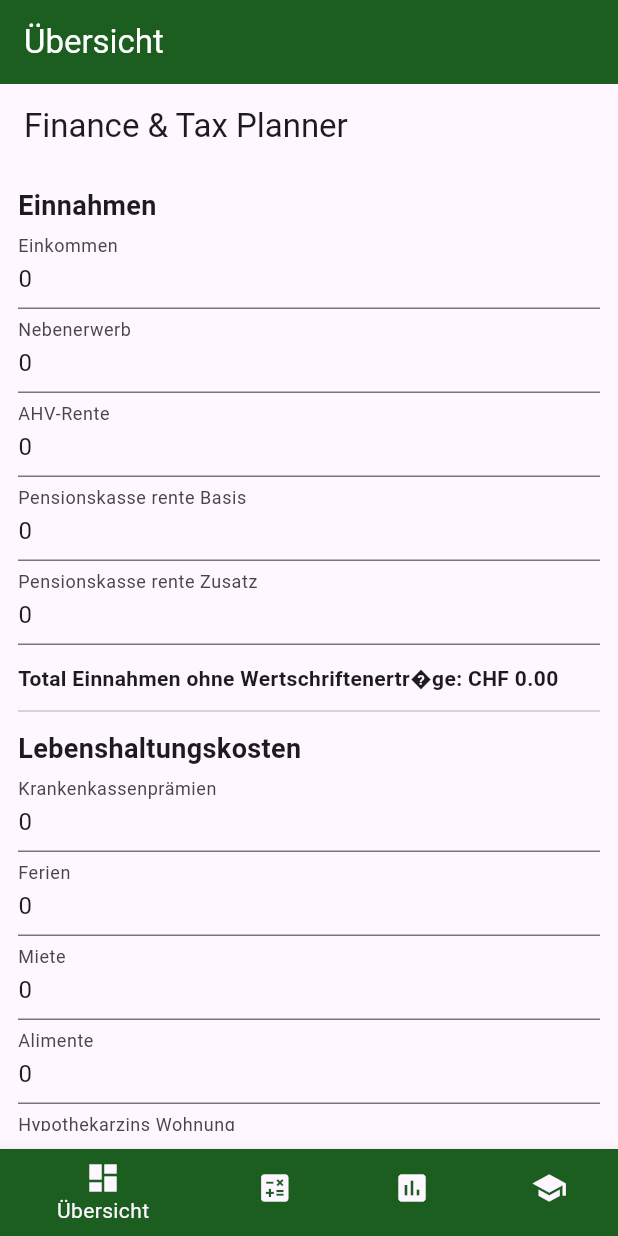
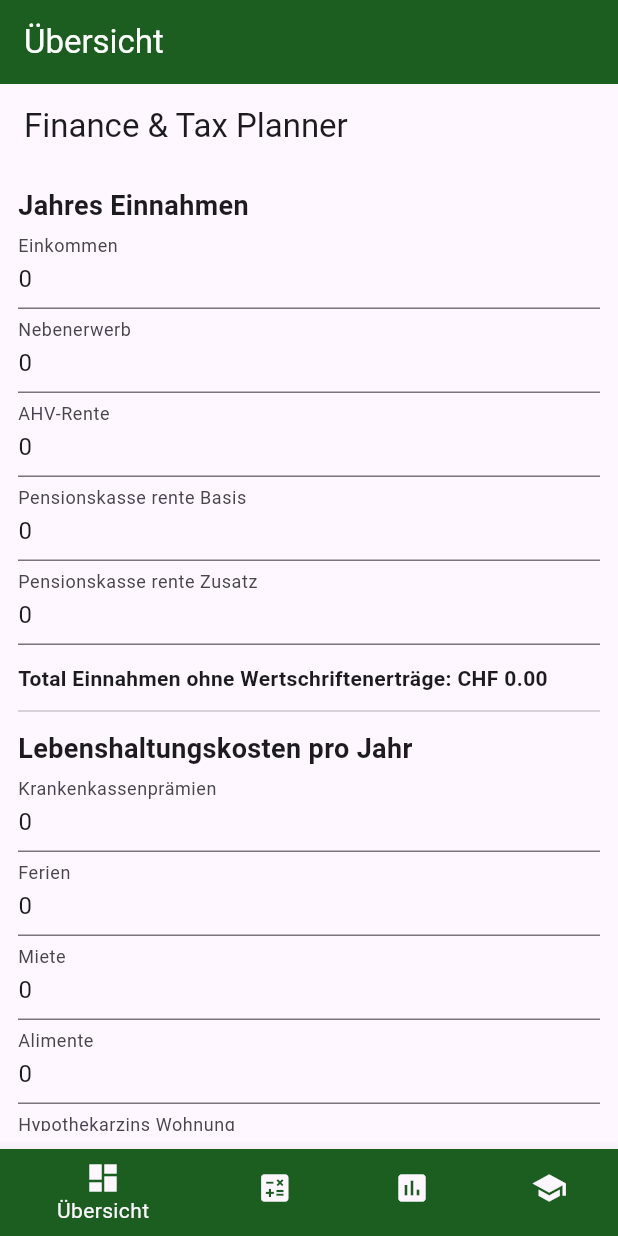
Before and after one commit to LinuxKaliUser/ssf_app, a Flutter app: the screen it shows after launch, on a phone screen of 412 x 824 dp. Run offline on Flutter 3.47's test engine with Material 3 defaults, Android fonts, the phone set to English and light mode, and no system bars; our stand-ins replace fl_chart; missing offline and left inert: dart:html, excel.

Commit message:
beschreibung bei finance & tax planer angepasst und fixes

```diff
--- a/lib/ui/finance_plan_form.dart
+++ b/lib/ui/finance_plan_form.dart
@@ -170,17 +170,17 @@ class _FinancePlanningPageState extends State<FinancePlanningPage> {
           key: _formKey,
           child: ListView(
             children: [
-              const Text('Einnahmen', style: TextStyle(fontSize: 18, fontWeight: FontWeight.bold)),
+              const Text('Jahres Einnahmen', style: TextStyle(fontSize: 18, fontWeight: FontWeight.bold)),
               _numberField('Einkommen', incomeCtrl),
               _numberField('Nebenerwerb', nebenerwerbCtrl),
               _numberField('AHV-Rente', ahvCtrl),
               _numberField('Pensionskasse rente Basis', pkBasisCtrl),
               _numberField('Pensionskasse rente Zusatz', pkZusatzCtrl),
               const SizedBox(height: 12),
-              Text('Total Einnahmen ohne Wertschriftenertr�ge: CHF ${totalEinnahmen.toStringAsFixed(2)}', style: const TextStyle(fontWeight: FontWeight.w600)),
+              Text('Total Einnahmen ohne Wertschriftenerträge: CHF ${totalEinnahmen.toStringAsFixed(2)}', style: const TextStyle(fontWeight: FontWeight.w600)),
 
               const Divider(height: 24),
-              const Text('Lebenshaltungskosten', style: TextStyle(fontSize: 18, fontWeight: FontWeight.bold)),
+              const Text('Lebenshaltungskosten pro Jahr', style: TextStyle(fontSize: 18, fontWeight: FontWeight.bold)),
               _numberField('Krankenkassenprämien', kkCtrl),
               _numberField('Ferien', ferienCtrl),
               _numberField('Miete', mieteCtrl),
@@ -217,7 +217,7 @@ class _FinancePlanningPageState extends State<FinancePlanningPage> {
               _numberField('Liquidität zu Beginn des Jahres ca.', liquiditaetStartCtrl),
               _numberField('Kapitalzugänge', kapitalZugaengeCtrl),
               const SizedBox(height: 8),
-              Text('Liquidität Ende Jahr (approx): CHF ${liquiditaetEnde.toStringAsFixed(2)}', style: const TextStyle(fontWeight: FontWeight.w600)),
+              Text('Liquidität Ende Jahr (ca.): CHF ${liquiditaetEnde.toStringAsFixed(2)}', style: const TextStyle(fontWeight: FontWeight.w600)),
               Text('Differenz Einnahmen/Ausgaben (Sparquote): CHF ${sparquote.toStringAsFixed(2)}', style: const TextStyle(fontWeight: FontWeight.w600)),
 
               const SizedBox(height: 18),
```
